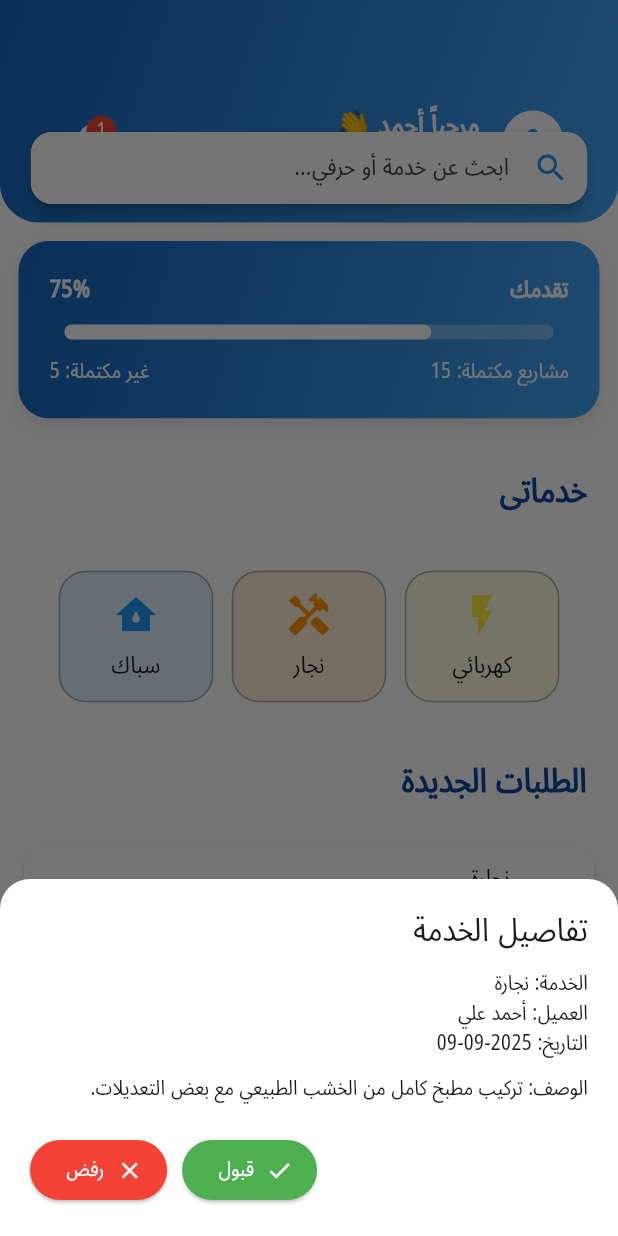
After one commit to asmaa202310/Flutter_project_Herfagi, a Flutter app: the screen it shows after launch, after a tap on the "info outline" icon, on a phone screen of 412 x 824 dp. The commit adds this screen. Run offline on Flutter 3.47's test engine with Material 3 defaults, Android fonts, the phone set to English and light mode, and no system bars; drawn by our look-alikes of percent_indicator; our stand-ins replace flutter_rating_bar, lottie.

Commit message:
finish home for crafter

```diff
--- a/herfagy_v2/lib/main.dart
+++ b/herfagy_v2/lib/main.dart
@@ -1,11 +1,11 @@
 import 'package:flutter/material.dart';
 import 'package:flutter_localizations/flutter_localizations.dart';
-import 'package:herfagy_v2/views/login/login_view.dart';
 import 'package:herfagy_v2/views/onboarding/onboarding_view.dart';
-import 'package:herfagy_v2/views/user/user_view.dart';
 import '/generated/l10n.dart';
 import '/viewmodels/onboarding_view_model.dart';
 import 'package:provider/provider.dart';
+
+import 'views/crafter/crafter_view.dart';
 
 void main() {
   runApp(
@@ -38,7 +38,7 @@ class HerfagyApp extends StatelessWidget {
         fontFamily: 'NotoSansArabic_Condensed-Regular',
         scaffoldBackgroundColor: Colors.white,
       ),
-      home: const OnboardingView(),
+      home: const CrafterView(),
     );
   }
 }
--- /dev/null
+++ b/herfagy_v2/lib/models/request_model.dart
@@ -0,0 +1,15 @@
+class RequestModel {
+  final String customerName;
+  final String service;
+  final String date;
+  final String details;
+  bool isAccepted;
+
+  RequestModel({
+    required this.customerName,
+    required this.service,
+    required this.date,
+    required this.details,
+    this.isAccepted = false,
+  });
+}
--- /dev/null
+++ b/herfagy_v2/lib/viewmodels/home_crafter_view_model.dart
@@ -0,0 +1,112 @@
+import 'package:flutter/material.dart';
+
+import '../models/categoty_model.dart';
+import '../models/request_model.dart';
+
+class ProgressProvider extends ChangeNotifier {
+  double _progress = 0.75;
+  int _completedProjects = 15;
+  int _uncompletedProjects = 5;
+
+  double get progress => _progress;
+  int get completedProjects => _completedProjects;
+  int get uncompletedProjects => _uncompletedProjects;
+
+  void updateProgress(double value) {
+    _progress = value;
+    notifyListeners();
+  }
+
+  void updateCompletedProjects(int value) {
+    _completedProjects = value;
+    notifyListeners();
+  }
+
+  void updateUncompletedProjects(int value) {
+    _uncompletedProjects = value;
+    notifyListeners();
+  }
+}
+
+class CrafterServicesProvider extends ChangeNotifier {
+  final List<CategoryModel> _services = [
+    CategoryModel(title: "كهربائي", icon: Icons.flash_on, color: Colors.yellow),
+    CategoryModel(title: "نجار", icon: Icons.handyman, color: Colors.orange),
+    CategoryModel(title: "سباك", icon: Icons.water_damage, color: Colors.blue),
+  ];
+
+  List<CategoryModel> get services => List.unmodifiable(_services);
+
+  void addService(CategoryModel service) {
+    _services.add(service);
+    notifyListeners();
+  }
+
+  void removeService(CategoryModel service) {
+    _services.remove(service);
+    notifyListeners();
+  }
+
+  void clearServices() {
+    _services.clear();
+    notifyListeners();
+  }
+}
+
+class RequestsProvider extends ChangeNotifier {
+  final List<RequestModel> _requests = [
+    RequestModel(
+      customerName: "أحمد علي",
+      service: "نجارة",
+      date: "2025-09-09",
+      details: "تركيب مطبخ كامل من الخشب الطبيعي مع بعض التعديلات.",
+    ),
+    RequestModel(
+      customerName: "سارة محمد",
+      service: "كهرباء",
+      date: "2025-09-10",
+      details: "صيانة أسلاك كهرباء + تركيب 5 لمبات LED.",
+    ),
+    RequestModel(
+      customerName: "سارة محمد",
+      service: "كهرباء",
+      date: "2025-09-10",
+      details: "صيانة أسلاك كهرباء + تركيب 5 لمبات LED.",
+    ),
+    RequestModel(
+      customerName: "سارة محمد",
+      service: "كهرباء",
+      date: "2025-09-10",
+      details: "صيانة أسلاك كهرباء + تركيب 5 لمبات LED.",
+    ),
+    RequestModel(
+      customerName: "سارة محمد",
+      service: "كهرباء",
+      date: "2025-09-10",
+      details: "صيانة أسلاك كهرباء + تركيب 5 لمبات LED.",
+    ),
+    RequestModel(
+      customerName: "سارة محمد",
+      service: "كهرباء",
+      date: "2025-09-10",
+      details: "صيانة أسلاك كهرباء + تركيب 5 لمبات LED.",
+    ),
+  ];
+
+  List<RequestModel> get requests => _requests;
+
+  void addNewRequest(RequestModel newRequest) {
+    _requests.insert(0, newRequest);
+    notifyListeners();
+  }
+
+  void acceptRequest(int index) {
+    _requests[index].isAccepted = true;
+    notifyListeners();
+  }
+
+  void rejectRequest(int index) {
+    _requests.removeAt(index);
+    notifyListeners();
+  }
+}
--- a/herfagy_v2/lib/viewmodels/home_user_view_model.dart
+++ b/herfagy_v2/lib/viewmodels/home_user_view_model.dart
@@ -5,9 +5,9 @@ import '../models/service_model.dart';
 
 class HomeUserViewModel {
   static final List<CategoryModel> categories = [
+    CategoryModel(title: "كهربائي", icon: Icons.flash_on, color: Colors.yellow),
     CategoryModel(title: "نجار", icon: Icons.handyman, color: Colors.orange),
     CategoryModel(title: "سباك", icon: Icons.water_damage, color: Colors.blue),
-    CategoryModel(title: "كهربائي", icon: Icons.flash_on, color: Colors.yellow),
     CategoryModel(
       title: "دهان",
       icon: Icons.format_paint,
--- /dev/null
+++ b/herfagy_v2/lib/views/crafter/crafter_view.dart
@@ -0,0 +1,46 @@
+import 'package:flutter/material.dart';
+import 'package:herfagy_v2/views/crafter/home_for_herafy/home_crafter_view.dart';
+
+class CrafterView extends StatefulWidget {
+  const CrafterView({super.key});
+
+  @override
+  State<CrafterView> createState() => _CrafterViewState();
+}
+
+class _CrafterViewState extends State<CrafterView> {
+  int _selectedIndex = 0;
+
+  final List<Widget> _pages = [
+    const HomeCrafterView(),
+    const HomeCrafterView(),
+    const HomeCrafterView(),
+  ];
+  @override
+  Widget build(BuildContext context) {
+    return Scaffold(
+      body: IndexedStack(index: _selectedIndex, children: _pages),
+      bottomNavigationBar: NavigationBar(
+        backgroundColor: Colors.white,
+        indicatorColor: Colors.blue.shade300,
+        selectedIndex: _selectedIndex,
+        onDestinationSelected: (int index) {
+          setState(() {
+            _selectedIndex = index;
+          });
+        },
+        destinations: const [
+          NavigationDestination(icon: Icon(Icons.home), label: "الرئيسية"),
+          NavigationDestination(
+            icon: Icon(Icons.calendar_today),
+            label: "الحجوزات",
+          ),
+          NavigationDestination(
+            icon: Icon(Icons.person),
+            label: "الملف الشخصي",
+          ),
+        ],
+      ),
+    );
+  }
+}
--- /dev/null
+++ b/herfagy_v2/lib/views/crafter/home_for_herafy/home_crafter_view.dart
@@ -0,0 +1,22 @@
+import 'package:flutter/material.dart';
+import 'package:provider/provider.dart';
+import '../../../viewmodels/home_crafter_view_model.dart';
+import 'widgets/home_crafter_view_body.dart';
+
+class HomeCrafterView extends StatelessWidget {
+  const HomeCrafterView({super.key});
+
+  @override
+  Widget build(BuildContext context) {
+    return Scaffold(
+      body: MultiProvider(
+        providers: [
+          ChangeNotifierProvider(create: (_) => ProgressProvider()),
+          ChangeNotifierProvider(create: (_) => CrafterServicesProvider()),
+          ChangeNotifierProvider(create: (_) => RequestsProvider()),
+        ],
+        child: const HomeCrafterViewBody(),
+      ),
+    );
+  }
+}
--- /dev/null
+++ b/herfagy_v2/lib/views/crafter/home_for_herafy/widgets/buttom_sheet_action_buttons.dart
@@ -0,0 +1,42 @@
+import 'package:flutter/material.dart';
+import 'package:provider/provider.dart';
+import '../../../../viewmodels/home_crafter_view_model.dart';
+import 'reject_accept_button.dart';
+
+class BottomSheetActionButtons extends StatelessWidget {
+  const BottomSheetActionButtons({super.key, required this.index});
+
+  final int index;
+
+  @override
+  Widget build(BuildContext context) {
+    final provider = context.read<RequestsProvider>();
+
+    return Row(
+      mainAxisAlignment: MainAxisAlignment.end,
+      children: [
+        RejectAcceptButton(
+          buttonColor: Colors.green,
+          index: index,
+          text: "قبول",
+          icon: Icons.check,
+          onTap: () {
+            provider.acceptRequest(index);
+            Navigator.pop(context);
+          },
+        ),
+        const SizedBox(width: 10),
+        RejectAcceptButton(
+          buttonColor: Colors.red,
+          index: index,
+          text: "رفض",
+          icon: Icons.close,
+          onTap: () {
+            provider.rejectRequest(index);
+            Navigator.pop(context);
+          },
+        ),
+      ],
+    );
+  }
+}
--- /dev/null
+++ b/herfagy_v2/lib/views/crafter/home_for_herafy/widgets/completed_uncompleted_projects_widget.dart
@@ -0,0 +1,34 @@
+import 'package:flutter/material.dart';
+import 'package:provider/provider.dart';
+import '../../../../viewmodels/home_crafter_view_model.dart';
+
+class CompletedUncompletedProjectsWidget extends StatelessWidget {
+  const CompletedUncompletedProjectsWidget({super.key});
+
+  @override
+  Widget build(BuildContext context) {
+    return Row(
+      mainAxisAlignment: MainAxisAlignment.spaceBetween,
+      children: [
+        Selector<ProgressProvider, int>(
+          selector: (_, vm) => vm.completedProjects,
+          builder: (_, completed, __) {
+            return Text(
+              "مشاريع مكتملة: $completed",
+              style: const TextStyle(fontSize: 14, color: Colors.white),
+            );
+          },
+        ),
+        Selector<ProgressProvider, int>(
+          selector: (_, vm) => vm.uncompletedProjects,
+          builder: (_, uncompleted, __) {
+            return Text(
+              "غير مكتملة: $uncompleted",
+              style: const TextStyle(fontSize: 14, color: Colors.white),
+            );
+          },
+        ),
+      ],
+    );
+  }
+}
--- /dev/null
+++ b/herfagy_v2/lib/views/crafter/home_for_herafy/widgets/crafter_services_builder.dart
@@ -0,0 +1,36 @@
+import 'package:flutter/material.dart';
+import 'package:provider/provider.dart';
+import '../../../../viewmodels/home_crafter_view_model.dart';
+import '../../../user/home_for_user/widgets/category_item.dart';
+
+class CrafterServicesBuilder extends StatelessWidget {
+  const CrafterServicesBuilder({super.key, required this.screenWidth});
+  final double screenWidth;
+  @override
+  Widget build(BuildContext context) {
+    return Consumer<CrafterServicesProvider>(
+      builder: (context, provider, _) {
+        return Padding(
+          padding: const EdgeInsets.all(16.0),
+          child: Center(
+            child: Wrap(
+              spacing: screenWidth * 0.03,
+              runSpacing: screenWidth * 0.03,
+              children: List.generate(provider.services.length, (index) {
+                final service = provider.services[index];
+                return GestureDetector(
+                  onTap: () {},
+                  child: CategoryItem(
+                    screenWidth: screenWidth,
+                    category: service,
+                    marginRight: 0,
+                  ),
+                );
+              }),
+            ),
+          ),
+        );
+      },
+    );
+  }
+}
--- /dev/null
+++ b/herfagy_v2/lib/views/crafter/home_for_herafy/widgets/custom_icon_button.dart
@@ -0,0 +1,22 @@
+import 'package:flutter/material.dart';
+
+class CustomIconButton extends StatelessWidget {
+  const CustomIconButton({
+    super.key,
+    required this.index,
+    required this.onTap,
+    required this.icon,
+    required this.color,
+  });
+  final int index;
+  final VoidCallback onTap;
+  final IconData icon;
+  final Color color;
+  @override
+  Widget build(BuildContext context) {
+    return IconButton(
+      icon: Icon(icon, color: color),
+      onPressed: onTap,
+    );
+  }
+}
--- /dev/null
+++ b/herfagy_v2/lib/views/crafter/home_for_herafy/widgets/custom_progress_indicator.dart
@@ -0,0 +1,57 @@
+import 'package:flutter/material.dart';
+import 'package:percent_indicator/flutter_percent_indicator.dart';
+import 'package:provider/provider.dart';
+import '../../../../viewmodels/home_crafter_view_model.dart';
+import 'completed_uncompleted_projects_widget.dart';
+import 'your_progress_widget.dart';
+
+class CustomProgressIndicator extends StatelessWidget {
+  const CustomProgressIndicator({super.key, required this.screenWidth});
+
+  final double screenWidth;
+
+  @override
+  Widget build(BuildContext context) {
+    return Container(
+      margin: EdgeInsets.all(screenWidth * 0.03),
+      padding: EdgeInsets.all(screenWidth * 0.05),
+      decoration: BoxDecoration(
+        gradient: const LinearGradient(
+          colors: [Color(0xFF1565C0), Color(0xFF42A5F5)],
+          begin: Alignment.topLeft,
+          end: Alignment.bottomRight,
+        ),
+        borderRadius: BorderRadius.circular(20),
+        boxShadow: [
+          BoxShadow(
+            color: Colors.black.withAlpha(25),
+            blurRadius: 10,
+            offset: const Offset(0, 5),
+          ),
+        ],
+      ),
+      child: Column(
+        crossAxisAlignment: CrossAxisAlignment.stretch,
+        children: [
+          const YourProgressWidget(),
+          const SizedBox(height: 12),
+          Selector<ProgressProvider, double>(
+            selector: (_, vm) => vm.progress,
+            builder: (_, progress, __) {
+              return LinearPercentIndicator(
+                percent: progress,
+                lineHeight: 10,
+                animation: true,
+                barRadius: const Radius.circular(20),
+                progressColor: Colors.white,
+                backgroundColor: Colors.white.withAlpha(77),
+              );
+            },
+          ),
+          const SizedBox(height: 12),
+          const CompletedUncompletedProjectsWidget(),
+        ],
+      ),
+    );
+  }
+}
--- /dev/null
+++ b/herfagy_v2/lib/views/crafter/home_for_herafy/widgets/home_crafter_view_body.dart
@@ -0,0 +1,40 @@
+import 'package:flutter/material.dart';
+import '../../../../home/home_for_user/widgets/custom_sliver_app_bar.dart';
+import '../../../user/home_for_user/widgets/section_header.dart';
+import 'crafter_services_builder.dart';
+import 'custom_progress_indicator.dart';
+import 'new_requests_list.dart';
+
+class HomeCrafterViewBody extends StatelessWidget {
+  const HomeCrafterViewBody({super.key});
+
+  @override
+  Widget build(BuildContext context) {
+    final screenWidth = MediaQuery.sizeOf(context).width;
+    final screenHeight = MediaQuery.sizeOf(context).height;
+    return CustomScrollView(
+      slivers: [
+        CustomSilverAppBar(
+          screenHeight: screenHeight,
+          screenWidth: screenWidth,
+        ),
+        SliverToBoxAdapter(
+          child: CustomProgressIndicator(screenWidth: screenWidth),
+        ),
+        SliverToBoxAdapter(
+          child: SectionHeader(screenWidth: screenWidth, title: "خدماتى"),
+        ),
+        SliverToBoxAdapter(
+          child: CrafterServicesBuilder(screenWidth: screenWidth),
+        ),
+        SliverToBoxAdapter(
+          child: SectionHeader(
+            screenWidth: screenWidth,
+            title: "الطلبات الجديدة",
+          ),
+        ),
+        const NewRequestsList(),
+      ],
+    );
+  }
+}
--- /dev/null
+++ b/herfagy_v2/lib/views/crafter/home_for_herafy/widgets/new_requests_list.dart
@@ -0,0 +1,32 @@
+import 'package:flutter/material.dart';
+import 'package:provider/provider.dart';
+import '../../../../viewmodels/home_crafter_view_model.dart';
+import 'request_card.dart';
+
+class NewRequestsList extends StatelessWidget {
+  const NewRequestsList({super.key});
+
+  @override
+  Widget build(BuildContext context) {
+    return Consumer<RequestsProvider>(
+      builder: (context, requestsProvider, child) {
+        if (requestsProvider.requests.isEmpty) {
+          return const SliverToBoxAdapter(
+            child: Center(
+              child: Padding(
+                padding: EdgeInsets.all(32.0),
+                child: Text("لا توجد طلبات جديدة."),
+              ),
+            ),
+          );
+        }
+        return SliverList(
+          delegate: SliverChildBuilderDelegate((context, index) {
+            final request = requestsProvider.requests[index];
+            return RequestCard(request: request, index: index);
+          }, childCount: requestsProvider.requests.length),
+        );
+      },
+    );
+  }
+}
--- /dev/null
+++ b/herfagy_v2/lib/views/crafter/home_for_herafy/widgets/reject_accept_button.dart
@@ -0,0 +1,28 @@
+import 'package:flutter/material.dart';
+
+class RejectAcceptButton extends StatelessWidget {
+  const RejectAcceptButton({
+    super.key,
+    required this.index,
+    required this.text,
+    required this.icon,
+    required this.onTap,
+    required this.buttonColor,
+  });
+
+  final int index;
+  final String text;
+  final IconData icon;
+  final VoidCallback onTap;
+  final Color buttonColor;
+
+  @override
+  Widget build(BuildContext context) {
+    return ElevatedButton.icon(
+      icon: Icon(icon, color: Colors.white),
+      label: Text(text, style: const TextStyle(color: Colors.white)),
+      onPressed: onTap,
+      style: ElevatedButton.styleFrom(backgroundColor: buttonColor),
+    );
+  }
+}
--- /dev/null
+++ b/herfagy_v2/lib/views/crafter/home_for_herafy/widgets/request_card.dart
@@ -0,0 +1,72 @@
+import 'package:flutter/material.dart';
+import 'package:provider/provider.dart';
+import '../../../../models/request_model.dart';
+import '../../../../viewmodels/home_crafter_view_model.dart';
+import 'custom_icon_button.dart';
+import 'request_details_bottom_sheet.dart';
+
+class RequestCard extends StatelessWidget {
+  const RequestCard({super.key, required this.request, required this.index});
+
+  final RequestModel request;
+  final int index;
+
+  @override
+  Widget build(BuildContext context) {
+    return Card(
+      elevation: 3.0,
+      color: Colors.white,
+      shadowColor: Colors.blue.withValues(alpha: 0.5),
+      margin: const EdgeInsets.symmetric(horizontal: 16, vertical: 8),
+      shape: RoundedRectangleBorder(borderRadius: BorderRadius.circular(12)),
+      clipBehavior: Clip.antiAlias,
+      child: ListTile(
+        leading: const Icon(Icons.assignment_outlined, color: Colors.blue),
+        title: Text(request.service),
+        subtitle: Text("العميل: ${request.customerName}\n${request.date}"),
+        trailing: Row(
+          mainAxisSize: MainAxisSize.min,
+          children: [
+            CustomIconButton(
+              index: index,
+              onTap: () => _showRequestDetails(context),
+              icon: Icons.info_outline,
+              color: Colors.orange,
+            ),
+            CustomIconButton(
+              index: index,
+              onTap: () =>
+                  context.read<RequestsProvider>().acceptRequest(index),
+              icon: Icons.check,
+              color: Colors.green,
+            ),
+            CustomIconButton(
+              index: index,
+              onTap: () =>
+                  context.read<RequestsProvider>().rejectRequest(index),
+              icon: Icons.close,
+              color: Colors.red,
+            ),
+          ],
+        ),
+      ),
+    );
+  }
+
+  void _showRequestDetails(BuildContext context) {
+    final requestsProvider = context.read<RequestsProvider>();
+    showModalBottomSheet(
+      context: context,
+      backgroundColor: Colors.white,
+      shape: const RoundedRectangleBorder(
+        borderRadius: BorderRadius.vertical(top: Radius.circular(20)),
+      ),
+      builder: (_) {
+        return ChangeNotifierProvider.value(
+          value: requestsProvider,
+          child: RequestDetailsBottomSheet(request: request, index: index),
+        );
+      },
+    );
+  }
+}
--- /dev/null
+++ b/herfagy_v2/lib/views/crafter/home_for_herafy/widgets/request_details_bottom_sheet.dart
@@ -0,0 +1,36 @@
+import 'package:flutter/material.dart';
+import '../../../../models/request_model.dart';
+import 'buttom_sheet_action_buttons.dart';
+
+class RequestDetailsBottomSheet extends StatelessWidget {
+  const RequestDetailsBottomSheet({
+    super.key,
+    required this.request,
+    required this.index,
+  });
+
+  final RequestModel request;
+  final int index;
+
+  @override
+  Widget build(BuildContext context) {
+    return Padding(
+      padding: const EdgeInsets.all(20),
+      child: Column(
+        mainAxisSize: MainAxisSize.min,
+        crossAxisAlignment: CrossAxisAlignment.start,
+        children: [
+          Text("تفاصيل الخدمة", style: Theme.of(context).textTheme.titleLarge),
+          const SizedBox(height: 12),
+          Text("الخدمة: ${request.service}"),
+          Text("العميل: ${request.customerName}"),
+          Text("التاريخ: ${request.date}"),
+          const SizedBox(height: 10),
+          Text("الوصف: ${request.details}"),
+          const SizedBox(height: 20),
+          BottomSheetActionButtons(index: index),
+        ],
+      ),
+    );
+  }
+}
--- /dev/null
+++ b/herfagy_v2/lib/views/crafter/home_for_herafy/widgets/your_progress_widget.dart
@@ -0,0 +1,38 @@
+import 'package:flutter/material.dart';
+import 'package:provider/provider.dart';
+
+import '../../../../viewmodels/home_crafter_view_model.dart';
+
+class YourProgressWidget extends StatelessWidget {
+  const YourProgressWidget({super.key});
+
+  @override
+  Widget build(BuildContext context) {
+    return Row(
+      mainAxisAlignment: MainAxisAlignment.spaceBetween,
+      children: [
+        const Text(
+          "تقدمك",
+          style: TextStyle(
+            fontSize: 16,
+            fontWeight: FontWeight.bold,
+            color: Colors.white,
+          ),
+        ),
+        Selector<ProgressProvider, int>(
+          selector: (_, vm) => (vm.progress * 100).toInt(),
+          builder: (_, percent, __) {
+            return Text(
+              "$percent%",
+              style: const TextStyle(
+                fontSize: 16,
+                fontWeight: FontWeight.bold,
+                color: Colors.white,
+              ),
+            );
+          },
+        ),
+      ],
+    );
+  }
+}
--- a/herfagy_v2/lib/views/user/home_for_user/widgets/category_item.dart
+++ b/herfagy_v2/lib/views/user/home_for_user/widgets/category_item.dart
@@ -7,22 +7,29 @@ class CategoryItem extends StatelessWidget {
     super.key,
     required this.screenWidth,
     required this.category,
+    this.paddingAll,
+    this.marginRight,
   });
 
   final double screenWidth;
   final CategoryModel category;
+  final double? paddingAll;
+  final double? marginRight;
 
   @override
   Widget build(BuildContext context) {
     return Container(
       width: screenWidth * 0.25,
-      margin: EdgeInsets.only(right: screenWidth * 0.04),
+      padding: EdgeInsets.all(paddingAll ?? screenWidth * 0.03),
+      margin: EdgeInsets.only(right: marginRight ?? screenWidth * 0.04),
       decoration: BoxDecoration(
         color: category.color.withValues(alpha: 0.15),
         borderRadius: BorderRadius.circular(18),
+        border: Border.all(color: Colors.black.withValues(alpha: 0.3)),
       ),
       child: Column(
         mainAxisAlignment: MainAxisAlignment.center,
+        mainAxisSize: MainAxisSize.min,
         children: [
           Icon(category.icon, size: 32, color: category.color),
           const SizedBox(height: 6),
--- a/herfagy_v2/pubspec.yaml
+++ b/herfagy_v2/pubspec.yaml
@@ -40,6 +40,7 @@ dependencies:
   provider: ^6.1.5+1
   lottie: ^3.3.1
   flutter_rating_bar: ^4.0.1
+  percent_indicator: ^4.2.5
 
 dev_dependencies:
   flutter_test:
```
Also changed, not shown: herfagy_v2/pubspec.lock, 1 other file.
